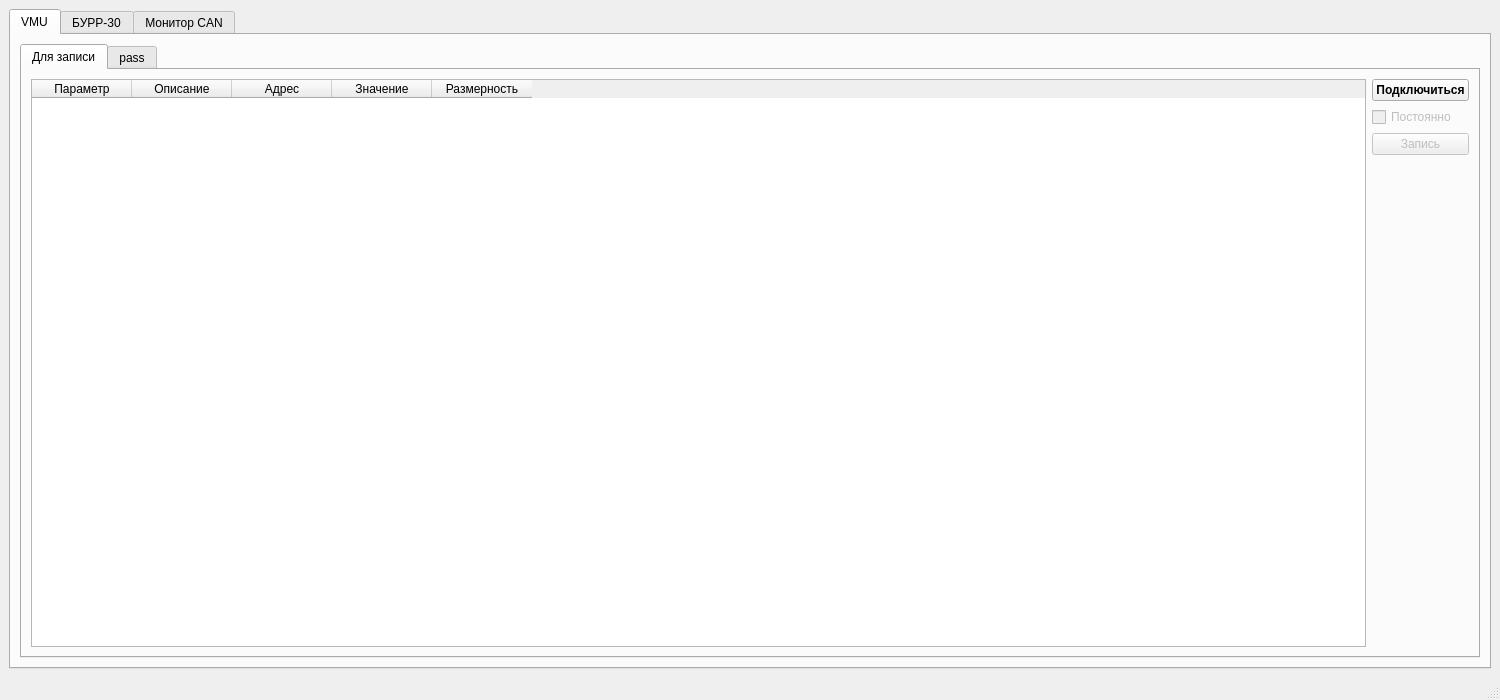
Before: the Qt Designer form CANAnalyzer_2.ui in hochu-leto/BURR-settings, drawn with Qt 5.
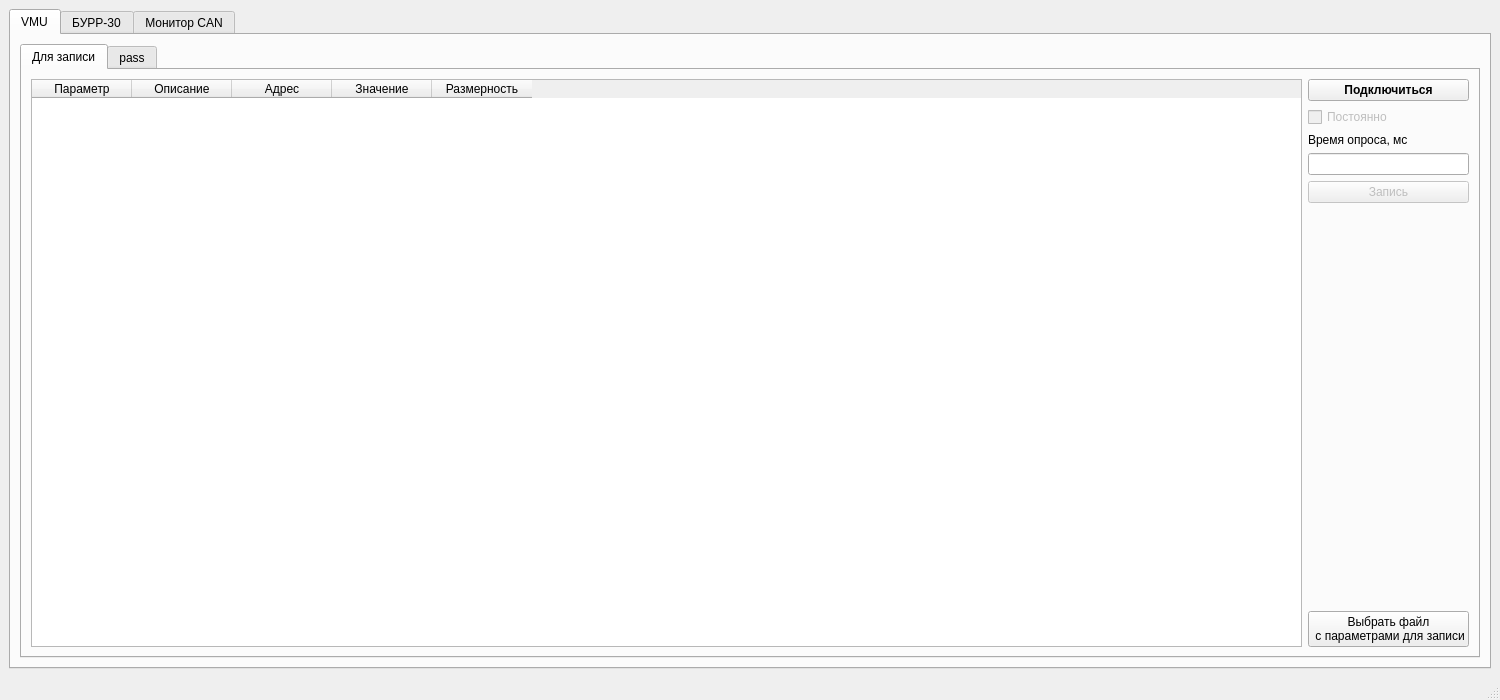
After: the same form once the commit is applied. The open tabs and pages were chosen to show the change.

The edit to the form file:
```diff
--- a/CANAnalyzer_2.ui
+++ b/CANAnalyzer_2.ui
@@ -54,6 +54,12 @@
        <layout class="QVBoxLayout" name="verticalLayout_9">
         <item>
          <widget class="QTabWidget" name="VMU_params_tab">
+          <property name="sizePolicy">
+           <sizepolicy hsizetype="Expanding" vsizetype="Expanding">
+            <horstretch>1</horstretch>
+            <verstretch>0</verstretch>
+           </sizepolicy>
+          </property>
           <property name="currentIndex">
            <number>0</number>
           </property>
@@ -63,6 +69,11 @@
            </attribute>
            <layout class="QHBoxLayout" name="horizontalLayout_10">
             <item>
+             <layout class="QHBoxLayout" name="horizontalLayout_11" stretch="1,0">
+              <property name="sizeConstraint">
+               <enum>QLayout::SetMaximumSize</enum>
+              </property>
+              <item>
              <widget class="QTableWidget" name="vmu_param_table">
               <property name="sizeAdjustPolicy">
                <enum>QAbstractScrollArea::AdjustToContents</enum>
@@ -96,6 +107,9 @@
             </item>
             <item>
              <layout class="QVBoxLayout" name="verticalLayout_10">
+                <property name="sizeConstraint">
+                 <enum>QLayout::SetMinimumSize</enum>
+                </property>
               <item>
                <widget class="QPushButton" name="connect_vmu_btn">
                 <property name="font">
@@ -119,6 +133,20 @@
                 </property>
                </widget>
               </item>
+                <item>
+                 <widget class="QLabel" name="label">
+                  <property name="text">
+                   <string>Время опроса, мс</string>
+                  </property>
+                 </widget>
+                </item>
+                <item>
+                 <widget class="QLineEdit" name="response_time_edit">
+                  <property name="inputMask">
+                   <string extracomment="от 10 до 60 000"/>
+                  </property>
+                 </widget>
+                </item>
               <item>
                <widget class="QPushButton" name="start_record">
                 <property name="enabled">
@@ -142,6 +170,31 @@
                 </property>
                </spacer>
               </item>
+                <item>
+                 <widget class="QPushButton" name="select_file_vmu_params">
+                  <property name="acceptDrops">
+                   <bool>false</bool>
+                  </property>
+                  <property name="inputMethodHints">
+                   <set>Qt::ImhMultiLine</set>
+                  </property>
+                  <property name="text">
+                   <string>Выбрать файл  
+ с параметрами для записи</string>
+                  </property>
+                  <property name="checkable">
+                   <bool>false</bool>
+                  </property>
+                  <property name="autoExclusive">
+                   <bool>false</bool>
+                  </property>
+                  <property name="flat">
+                   <bool>false</bool>
+                  </property>
+                 </widget>
+                </item>
+               </layout>
+              </item>
              </layout>
             </item>
            </layout>
```
Left out of the diff: 2 changed lines with no effect on the pictures. Lines whose indentation alone changed are shown as unchanged.
